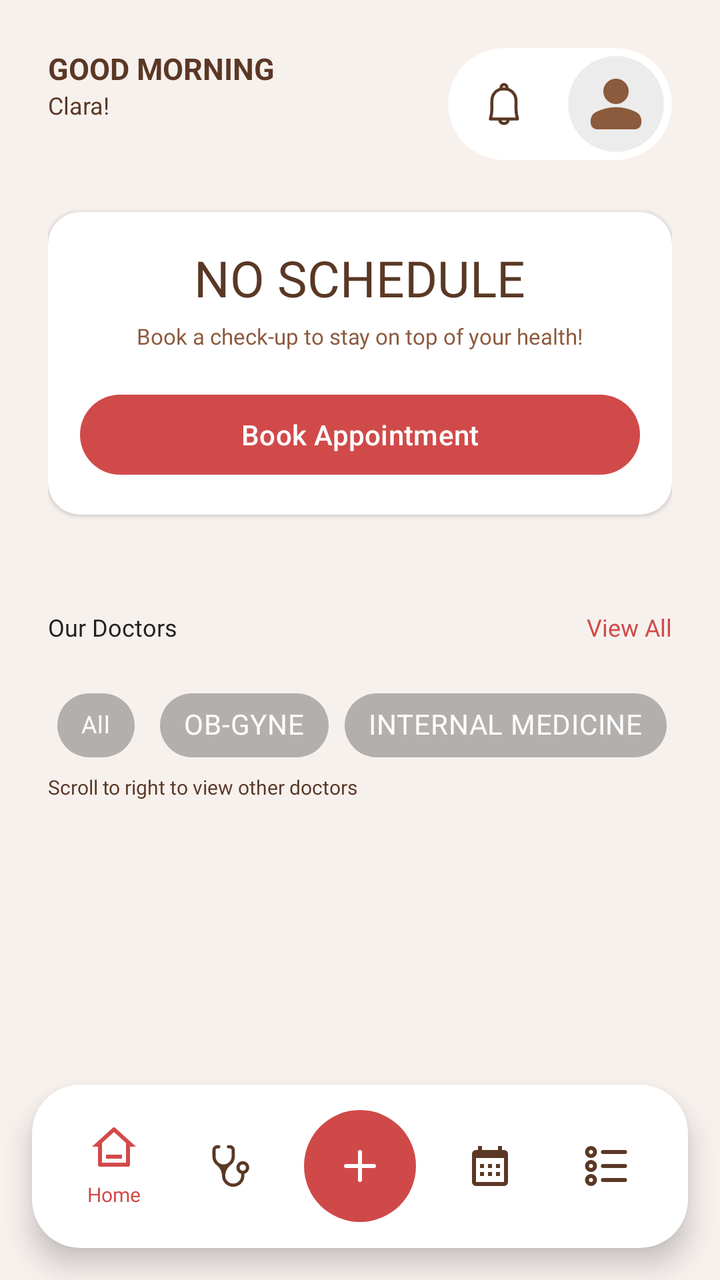
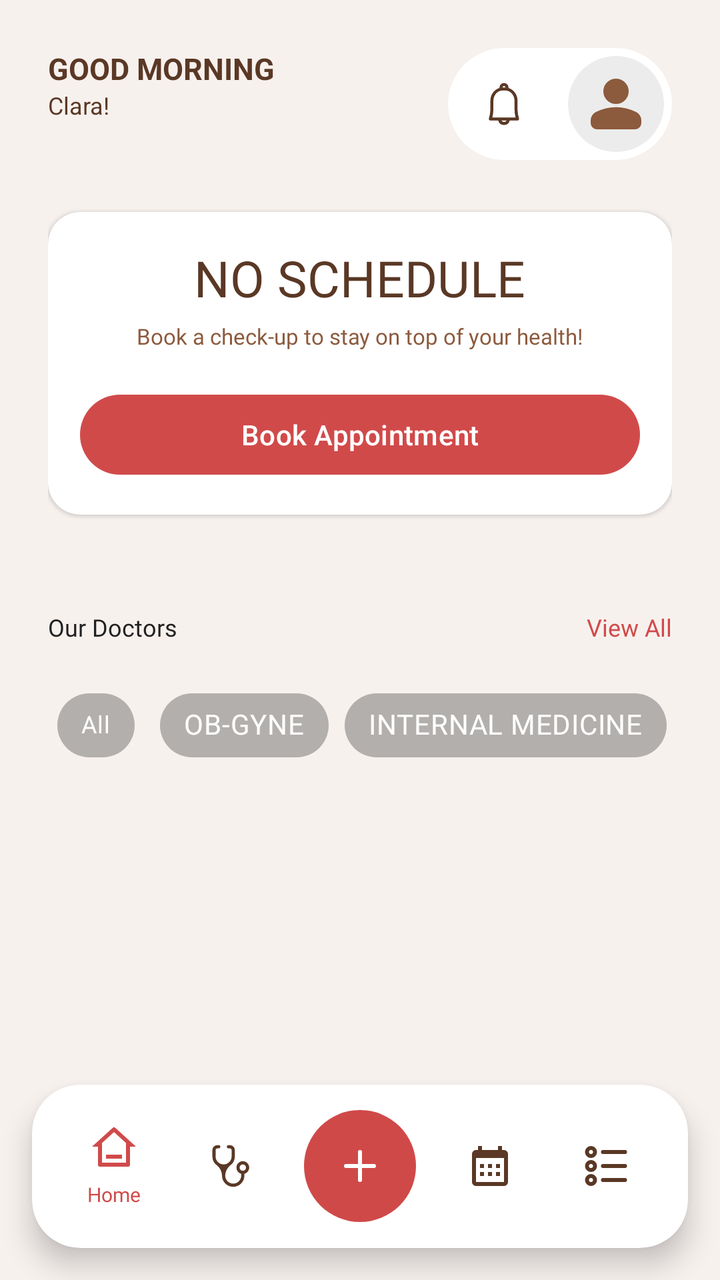

Screens rendered from an Android XML layout before and after an edit, with the pre-edit source and the edit as a unified diff.
<!-- AndroidManifest.xml: application theme Theme.StTherese -->
<!-- res/layout/activity_home2.xml -->
<?xml version="1.0" encoding="utf-8"?>
<androidx.coordinatorlayout.widget.CoordinatorLayout xmlns:android="http://schemas.android.com/apk/res/android"
    xmlns:app="http://schemas.android.com/apk/res-auto"
    xmlns:tools="http://schemas.android.com/tools"
    android:layout_width="match_parent"
    android:layout_height="match_parent"
    android:background="#F7F1EE">

    <androidx.core.widget.NestedScrollView
        android:layout_width="match_parent"
        android:layout_height="match_parent"
        android:fillViewport="true"
        android:clipToPadding="false"
        android:paddingBottom="100dp">

        <LinearLayout
            android:layout_width="match_parent"
            android:layout_height="wrap_content"
            android:orientation="vertical"
            android:padding="24dp">

            <RelativeLayout
                android:layout_width="match_parent"
                android:layout_height="wrap_content"
                android:layout_marginBottom="20dp">

                <LinearLayout
                    android:layout_width="wrap_content"
                    android:layout_height="wrap_content"
                    android:layout_alignParentStart="true"
                    android:orientation="vertical">

                    <TextView
                        android:id="@+id/tvGreeting"
                        android:layout_width="wrap_content"
                        android:layout_height="wrap_content"
                        android:text="GOOD MORNING"
                        android:textSize="15sp"
                        android:textStyle="bold"
                        android:textColor="#5A3825" />

                    <TextView
                        android:id="@+id/tvUserName"
                        android:layout_width="wrap_content"
                        android:layout_height="wrap_content"
                        android:text="Clara!"
                        android:textSize="12sp"
                        android:textColor="#5A3825" />
                </LinearLayout>

                <androidx.cardview.widget.CardView
                    android:layout_width="wrap_content"
                    android:layout_height="wrap_content"
                    android:layout_alignParentEnd="true"
                    app:cardBackgroundColor="#FFFFFF"
                    app:cardCornerRadius="28dp"
                    app:cardElevation="0dp">

                    <LinearLayout
                        android:layout_width="wrap_content"
                        android:layout_height="wrap_content"
                        android:orientation="horizontal"
                        android:gravity="center_vertical"
                        android:padding="4dp">

                        <ImageView
                            android:id="@+id/ivNotification"
                            android:layout_width="48dp"
                            android:layout_height="48dp"
                            android:layout_marginEnd="8dp"
                            android:background="@drawable/bg_notification"
                            android:padding="12dp"
                            android:src="@drawable/ic_notification"
                            app:tint="#5A3825" />

                        <ImageView
                            android:id="@+id/ivProfile"
                            android:layout_width="48dp"
                            android:layout_height="48dp"
                            android:padding="5dp"
                            android:src="@drawable/ic_person"
                            android:background="@drawable/bg_circle_gray" />
                    </LinearLayout>
                </androidx.cardview.widget.CardView>
            </RelativeLayout>



            <ProgressBar
                android:id="@+id/progressBar"
                android:layout_width="wrap_content"
                android:layout_height="wrap_content"
                android:layout_gravity="center"
                android:visibility="gone" />

            <LinearLayout
                android:id="@+id/layoutAppointments"
                android:layout_width="match_parent"
                android:layout_height="wrap_content"
                android:orientation="vertical"
                android:visibility="gone">

                <TextView
                    android:layout_width="wrap_content"
                    android:layout_height="wrap_content"
                    android:text="Upcoming Appointment"
                    android:textSize="12sp"
                    android:fontFamily="@font/poppins_semi_bold"
                    android:textColor="@color/brown_text"
                    android:layout_marginBottom="12dp" />

                <androidx.recyclerview.widget.RecyclerView
                    android:id="@+id/rvUpcomingAppointments"
                    android:layout_width="match_parent"
                    android:layout_height="wrap_content"
                    android:layout_marginBottom="24dp" />

                <RelativeLayout
                    android:layout_width="match_parent"
                    android:layout_height="wrap_content"
                    android:layout_marginBottom="12dp">

                    <TextView
                        android:layout_width="wrap_content"
                        android:layout_height="wrap_content"
                        android:layout_alignParentStart="true"
                        android:text="Recent Visit"
                        android:textSize="12sp"
                        android:fontFamily="@font/poppins_semi_bold"
                        android:textColor="@color/brown_text" />










                </RelativeLayout>

                <FrameLayout
                    android:layout_width="match_parent"
                    android:layout_height="wrap_content"
                    android:layout_marginBottom="24dp">

                    <androidx.cardview.widget.CardView
                        android:id="@+id/recentVisitCard"
                        android:layout_width="match_parent"
                        android:layout_height="wrap_content"
                        app:cardCornerRadius="16dp"
                        app:cardElevation="2dp"
                        app:cardBackgroundColor="#FFFFFF"
                        android:visibility="gone">
                        <androidx.constraintlayout.widget.ConstraintLayout
                            android:layout_width="match_parent"
                            android:layout_height="wrap_content"
                            android:padding="16dp"
                            android:paddingBottom="140dp">

                            <TextView
                                android:id="@+id/tvVisitDate"
                                android:layout_width="wrap_content"
                                android:layout_height="wrap_content"
                                android:text="September 01, 2025"
                                android:fontFamily="@font/montserrat_extra_bold"
                                android:textColor="@color/brown_text"
                                android:textSize="18sp"
                                android:textStyle="bold"
                                app:layout_constraintStart_toStartOf="parent"
                                app:layout_constraintTop_toTopOf="parent" />

                            <TextView
                                android:id="@+id/tvVisitDay"
                                android:layout_width="wrap_content"
                                android:layout_height="wrap_content"
                                android:text="Wednesday"
                                android:fontFamily="@font/poppins_semi_bold"
                                android:textSize="14sp"
                                android:textColor="#8C5A3D"
                                app:layout_constraintStart_toStartOf="parent"
                                app:layout_constraintTop_toBottomOf="@id/tvVisitDate" />

                            <View
                                android:id="@+id/divider2"
                                android:layout_width="0dp"
                                android:layout_height="1dp"
                                android:background="#D9D9D9"
                                android:layout_marginTop="14dp"
                                app:layout_constraintStart_toStartOf="parent"
                                app:layout_constraintEnd_toEndOf="parent"
                                app:layout_constraintTop_toBottomOf="@id/tvVisitDay" />

                            <ImageView
                                android:id="@+id/ivService"
                                android:layout_width="40dp"
                                android:layout_height="40dp"
                                android:src="@drawable/ic_medical"
                                android:background="@drawable/bg_circle_gray"
                                android:padding="8dp"
                                android:layout_marginTop="16dp"
                                app:layout_constraintStart_toStartOf="parent"
                                app:layout_constraintTop_toBottomOf="@id/divider2"
                                android:contentDescription="Service Icon" />

                            <TextView
                                android:id="@+id/tvServiceLabel"
                                android:layout_width="wrap_content"
                                android:layout_height="wrap_content"
                                android:text="Last Service"
                                android:fontFamily="@font/poppins_medium"
                                android:textSize="12sp"
                                android:textColor="#508C5A3D"
                                android:layout_marginStart="8dp"
                                app:layout_constraintStart_toEndOf="@id/ivService"
                                app:layout_constraintTop_toTopOf="@id/ivService" />

                            <TextView
                                android:id="@+id/tvServiceType"
                                android:layout_width="wrap_content"
                                android:layout_height="wrap_content"
                                android:text="Prenatal Check-Up"
                                android:fontFamily="@font/poppins_semi_bold"
                                android:textSize="14sp"
                                android:textColor="@color/brown_text"
                                android:layout_marginStart="8dp"
                                app:layout_constraintStart_toEndOf="@id/ivService"
                                app:layout_constraintTop_toBottomOf="@id/tvServiceLabel"
                                app:layout_constraintBottom_toBottomOf="@id/ivService" />

                            <TextView
                                android:id="@+id/tvCompleted"
                                android:layout_width="wrap_content"
                                android:layout_height="wrap_content"
                                android:text="COMPLETED"
                                android:textSize="12sp"
                                android:textStyle="bold"
                                android:textColor="@color/card_white"
                                android:background="@drawable/bg_completed"
                                android:paddingStart="16dp"
                                android:paddingEnd="16dp"
                                android:paddingTop="8dp"
                                android:paddingBottom="8dp"
                                app:layout_constraintEnd_toEndOf="parent"
                                app:layout_constraintTop_toTopOf="@id/ivService"
                                app:layout_constraintBottom_toBottomOf="@id/ivService" />
                        </androidx.constraintlayout.widget.ConstraintLayout>
                    </androidx.cardview.widget.CardView>

                    <androidx.cardview.widget.CardView
                        android:id="@+id/emptyRecentVisitCard"
                        android:layout_width="match_parent"
                        android:layout_height="wrap_content"
                        app:cardCornerRadius="16dp"
                        app:cardElevation="2dp"
                        app:cardBackgroundColor="#FFFFFF">

                        <LinearLayout
                            android:layout_width="match_parent"
                            android:layout_height="wrap_content"
                            android:orientation="vertical"
                            android:padding="16dp"
                            android:gravity="center">

                            <ImageView
                                android:layout_width="48dp"
                                android:layout_height="48dp"
                                android:src="@drawable/ic_calendar"
                                app:tint="@color/text_secondary"
                                android:layout_marginBottom="8dp"/>

                            <TextView
                                android:layout_width="wrap_content"
                                android:layout_height="wrap_content"
                                android:text="No Past Visits Recorded"
                                android:textSize="14sp"
                                android:textColor="@color/brown_text"
                                android:textStyle="bold"/>

                            <TextView
                                android:layout_width="wrap_content"
                                android:layout_height="wrap_content"
                                android:text="Complete an appointment to see your visit history."
                                android:textSize="10sp"
                                android:textColor="@color/text_secondary"/>

                        </LinearLayout>
                    </androidx.cardview.widget.CardView>
                </FrameLayout>
            </LinearLayout>

            <androidx.cardview.widget.CardView
                android:id="@+id/layoutEmptyState"
                android:layout_width="match_parent"
                android:layout_height="wrap_content"
                android:layout_marginTop="6dp"
                android:layout_marginBottom="24dp"
                app:cardBackgroundColor="#FFFFFF"
                app:cardCornerRadius="16dp"
                app:cardElevation="1dp">

                <LinearLayout
                    android:layout_width="match_parent"
                    android:layout_height="wrap_content"
                    android:orientation="vertical"
                    android:gravity="center_horizontal"
                    android:padding="16dp">

                    <TextView
                        android:id="@+id/tvNoAppointment"
                        android:layout_width="wrap_content"
                        android:layout_height="wrap_content"
                        android:fontFamily="@font/montserrat_extra_bold"
                        android:text="NO SCHEDULE"
                        android:textColor="@color/brown_text"
                        android:textSize="25sp" />

                    <TextView
                        android:id="@+id/textView2"
                        android:layout_width="wrap_content"
                        android:layout_height="wrap_content"
                        android:fontFamily="@font/poppins_medium"
                        android:text="Book a check-up to stay on top of your health!"
                        android:layout_marginTop="5dp"
                        android:textColor="@color/text_secondary"
                        android:textSize="11sp" />

                    <com.google.android.material.button.MaterialButton
                        android:id="@+id/btnBookAppointment"
                        android:layout_width="match_parent"
                        android:layout_height="wrap_content"
                        android:text="Book Appointment"
                        android:layout_marginTop="18dp"
                        android:textColor="#FFFFFF"
                        app:backgroundTint="@color/red_primary" />
                </LinearLayout>

            </androidx.cardview.widget.CardView>

            <RelativeLayout
                android:layout_width="match_parent"
                android:layout_height="wrap_content"
                android:layout_marginTop="24dp"
                android:layout_marginBottom="12dp">

                <TextView
                    android:layout_width="wrap_content"
                    android:layout_height="wrap_content"
                    android:layout_alignParentStart="true"
                    android:text="Our Doctors"
                    android:textSize="12sp"
                    android:fontFamily="@font/poppins_semi_bold"
                    android:textColor="@color/black_text" />

                <TextView
                    android:id="@+id/tvViewAll"
                    android:layout_width="wrap_content"
                    android:layout_height="wrap_content"
                    android:layout_alignParentEnd="true"
                    android:text="View All"
                    android:textSize="12sp"
                    android:textColor="#D14A4A"
                    android:fontFamily="@font/poppins_semi_bold" />

            </RelativeLayout>

            <HorizontalScrollView
                android:id="@+id/filterScroll"
                android:layout_width="match_parent"
                android:layout_height="wrap_content"
                android:layout_marginTop="5dp"
                android:scrollbars="none">

                <com.google.android.material.chip.ChipGroup
                    android:id="@+id/chipGroup"
                    android:layout_width="wrap_content"
                    android:layout_height="wrap_content"
                    app:singleSelection="true">

                    <com.google.android.material.chip.Chip
                        android:id="@+id/chipAll"
                        android:layout_width="wrap_content"
                        android:layout_height="wrap_content"
                        android:text="All"
                        android:textSize="12sp"
                        android:fontFamily="@font/poppins_semi_bold"
                        android:textColor="#FFFFFF"
                        app:chipBackgroundColor="@color/chip_background_selector"
                        app:chipStrokeWidth="0dp"
                        style="@style/Widget.MaterialComponents.Chip.Choice" />

                    <com.google.android.material.chip.Chip
                        android:id="@+id/chipObGyne"
                        android:layout_width="wrap_content"
                        android:layout_height="wrap_content"
                        android:text="OB-GYNE"
                        android:fontFamily="@font/poppins_semi_bold"
                        android:textColor="@color/chip_text_selector"
                        app:chipBackgroundColor="@color/chip_background_selector"
                        app:chipStrokeWidth="0dp"
                        style="@style/Widget.MaterialComponents.Chip.Choice" />

                    <com.google.android.material.chip.Chip
                        android:id="@+id/chipMedical"
                        android:layout_width="wrap_content"
                        android:layout_height="wrap_content"
                        android:text="INTERNAL MEDICINE"
                        android:fontFamily="@font/poppins_semi_bold"
                        android:textColor="@color/chip_text_selector"
                        app:chipBackgroundColor="@color/chip_background_selector"
                        app:chipStrokeWidth="0dp"
                        style="@style/Widget.MaterialComponents.Chip.Choice" />
                </com.google.android.material.chip.ChipGroup>
            </HorizontalScrollView>
            <TextView
                android:layout_width="match_parent"
                android:layout_height="wrap_content"
                android:text="Scroll to right to view other doctors"
                android:fontFamily="@font/poppins_medium"
                android:textColor="@color/brown_text"
                android:textSize="10sp"/>

            <androidx.recyclerview.widget.RecyclerView
                android:id="@+id/rvDoctors"
                android:layout_width="match_parent"
                android:layout_height="wrap_content"
                android:layout_marginBottom="10dp" />


        </LinearLayout>
    </androidx.core.widget.NestedScrollView>

    <androidx.cardview.widget.CardView
        android:layout_width="match_parent"
        android:layout_height="wrap_content"
        android:layout_gravity="bottom"
        android:layout_margin="16dp"
        app:cardCornerRadius="24dp"
        app:cardElevation="8dp"
        app:cardBackgroundColor="#FFFFFF">

        <LinearLayout
            android:layout_width="match_parent"
            android:layout_height="wrap_content"
            android:orientation="horizontal"
            android:gravity="center"
            android:padding="12dp">

            <LinearLayout
                android:id="@+id/btnHome"
                android:layout_width="0dp"
                android:layout_height="wrap_content"
                android:layout_weight="1"
                android:orientation="vertical"
                android:gravity="center"
                android:padding="8dp">

                <ImageView
                    android:layout_width="24dp"
                    android:layout_height="24dp"
                    android:src="@drawable/ic_home"
                    app:tint="#D14A4A" />

                <TextView
                    android:layout_width="wrap_content"
                    android:layout_height="wrap_content"
                    android:text="Home"
                    android:fontFamily="@font/montserrat_extra_bold"
                    android:textSize="10sp"
                    android:textColor="#D14A4A"
                    android:layout_marginTop="4dp" />
            </LinearLayout>

            <LinearLayout
                android:id="@+id/btnDoctor"
                android:layout_width="0dp"
                android:layout_height="wrap_content"
                android:layout_weight="1"
                android:orientation="vertical"
                android:gravity="center"
                android:padding="8dp">

                <ImageView
                    android:layout_width="24dp"
                    android:layout_height="24dp"
                    android:src="@drawable/ic_medical"
                    app:tint="#5A3825" />
            </LinearLayout>

            <ImageView
                android:id="@+id/btnAdd"
                android:layout_width="56dp"
                android:layout_height="56dp"
                android:src="@drawable/ic_add"
                android:background="@drawable/bg_circle_red"
                android:padding="16dp"
                app:tint="#FFFFFF"
                android:layout_marginHorizontal="8dp" />

            <LinearLayout
                android:id="@+id/btnCalendar"
                android:layout_width="0dp"
                android:layout_height="wrap_content"
                android:layout_weight="1"
                android:orientation="vertical"
                android:gravity="center"
                android:padding="8dp">

                <ImageView
                    android:layout_width="24dp"
                    android:layout_height="24dp"
                    android:src="@drawable/ic_calendar"
                    app:tint="#5A3825" />
            </LinearLayout>

            <LinearLayout
                android:id="@+id/btnHistory"
                android:layout_width="0dp"
                android:layout_height="wrap_content"
                android:layout_weight="1"
                android:orientation="vertical"
                android:gravity="center"
                android:padding="8dp">

                <ImageView
                    android:layout_width="24dp"
                    android:layout_height="24dp"
                    android:src="@drawable/ic_menu"
                    app:tint="#5A3825" />
            </LinearLayout>
        </LinearLayout>
    </androidx.cardview.widget.CardView>

</androidx.coordinatorlayout.widget.CoordinatorLayout>
<!-- resources referenced by this layout -->
<resources>
  <color name="black_text">#212121</color>
  <color name="brown_text">#5A3825</color>
  <color name="card_white">#FFFFFF</color>
  <color name="red_primary">#D14A4A</color>
  <color name="text_secondary">#8C5A3D</color>
  <!-- drawable bg_circle_gray (drawable) -->
  <?xml version="1.0" encoding="utf-8"?>
  <shape xmlns:android="http://schemas.android.com/apk/res/android"
      android:shape="oval">
      <padding android:left="6dp" android:top="6dp" android:right="6dp"/>
      <solid android:color="#ECECEC" />
  </shape>
  <!-- drawable bg_circle_red (drawable) -->
  <?xml version="1.0" encoding="utf-8"?>
  <shape xmlns:android="http://schemas.android.com/apk/res/android"
      android:shape="oval">
      <solid android:color="#D04949" />
  </shape>
  <!-- drawable bg_completed (drawable) -->
  <?xml version="1.0" encoding="utf-8"?>
  <shape xmlns:android="http://schemas.android.com/apk/res/android"
      android:shape="rectangle">
      <solid android:color="#508C5A3D" />
      <corners android:radius="20dp" />
  </shape>
  <!-- drawable bg_notification (drawable) -->
  <?xml version="1.0" encoding="utf-8"?>
  <shape xmlns:android="http://schemas.android.com/apk/res/android"
      android:shape="rectangle">
      <solid android:color="#FFFFFF" />
      <corners android:radius="12dp" />
  </shape>
  <!-- drawable ic_add (drawable) -->
  <vector xmlns:android="http://schemas.android.com/apk/res/android"
      android:width="24dp"
      android:height="24dp"
      android:viewportWidth="24"
      android:viewportHeight="24">
    <path
        android:pathData="M5,12h14m-7,-7v14"
        android:strokeLineJoin="round"
        android:strokeWidth="2"
        android:fillColor="#00000000"
        android:strokeColor="#FFFFFF"
        android:strokeLineCap="round"/>
  </vector>
  <!-- drawable ic_calendar (drawable) -->
  <vector xmlns:android="http://schemas.android.com/apk/res/android"
      android:width="24dp"
      android:height="24dp"
      android:viewportWidth="24"
      android:viewportHeight="24">
    <path
        android:pathData="M8,4h8L16,2h2v2h1a2,2 0,0 1,2 2v14a2,2 0,0 1,-2 2L5,22a2,2 0,0 1,-2 -2L3,6a2,2 0,0 1,2 -2h1L6,2h2zM5,8v12h14L19,8zM7,11h2v2L7,13zM11,11h2v2h-2zM15,11h2v2h-2zM15,15h2v2h-2zM11,15h2v2h-2zM7,15h2v2L7,17z"
        android:fillColor="#FFFFFF"
        android:fillType="evenOdd"/>
  </vector>
  <!-- drawable ic_home (drawable) -->
  <vector xmlns:android="http://schemas.android.com/apk/res/android"
      android:width="24dp"
      android:height="24dp"
      android:viewportWidth="24"
      android:viewportHeight="24">
    <path
        android:pathData="M19,21L5,21a1,1 0,0 1,-1 -1v-9L1,11l10.327,-9.388a1,1 0,0 1,1.346 0L23,11h-3v9a1,1 0,0 1,-1 1M6,19h12L18,9.157l-6,-5.454l-6,5.454zM8,15h8v2L8,17z"
        android:fillColor="@color/brown_text"/>
  </vector>
  <style name="Theme.StTherese" parent="Base.Theme.StTherese" />
  <style name="Base.Theme.StTherese" parent="Theme.Material3.DayNight.NoActionBar">
          <item name="colorPrimary">@color/md_theme_light_primary</item>
          <item name="colorOnPrimary">@color/md_theme_light_onPrimary</item>
          <item name="android:colorBackground">@color/md_theme_light_background</item>
          <item name="colorSurface">@color/md_theme_light_surface</item>
          <item name="colorError">@color/red_primary</item>
          <item name="colorSecondary">@color/brown_text</item>
      </style>
  <color name="md_theme_light_primary">@color/brown_primary</color>
  <color name="md_theme_light_onPrimary">@color/white_on_primary</color>
  <color name="md_theme_light_background">@color/app_background</color>
  <color name="md_theme_light_surface">@color/app_background</color>
  <color name="brown_primary">#6B3A17</color>
  <color name="white_on_primary">#FFFFFF</color>
  <color name="app_background">#F7F1EE</color>
  <!-- unchanged entries left out for length: 4 -->
</resources>

<!-- the commit's change to res/layout/activity_home2.xml (unified diff, before → after) -->
@@ -419,13 +419,16 @@
                 android:text="Scroll to right to view other doctors"
                 android:fontFamily="@font/poppins_medium"
                 android:textColor="@color/brown_text"
-                android:textSize="10sp"/>
+                android:textSize="10sp"
+                android:visibility="gone" />
 
             <androidx.recyclerview.widget.RecyclerView
                 android:id="@+id/rvDoctors"
                 android:layout_width="match_parent"
                 android:layout_height="wrap_content"
-                android:layout_marginBottom="10dp" />
+                android:layout_marginTop="8dp"
+                android:layout_marginBottom="10dp"
+                android:nestedScrollingEnabled="false" />
 
 
         </LinearLayout>
